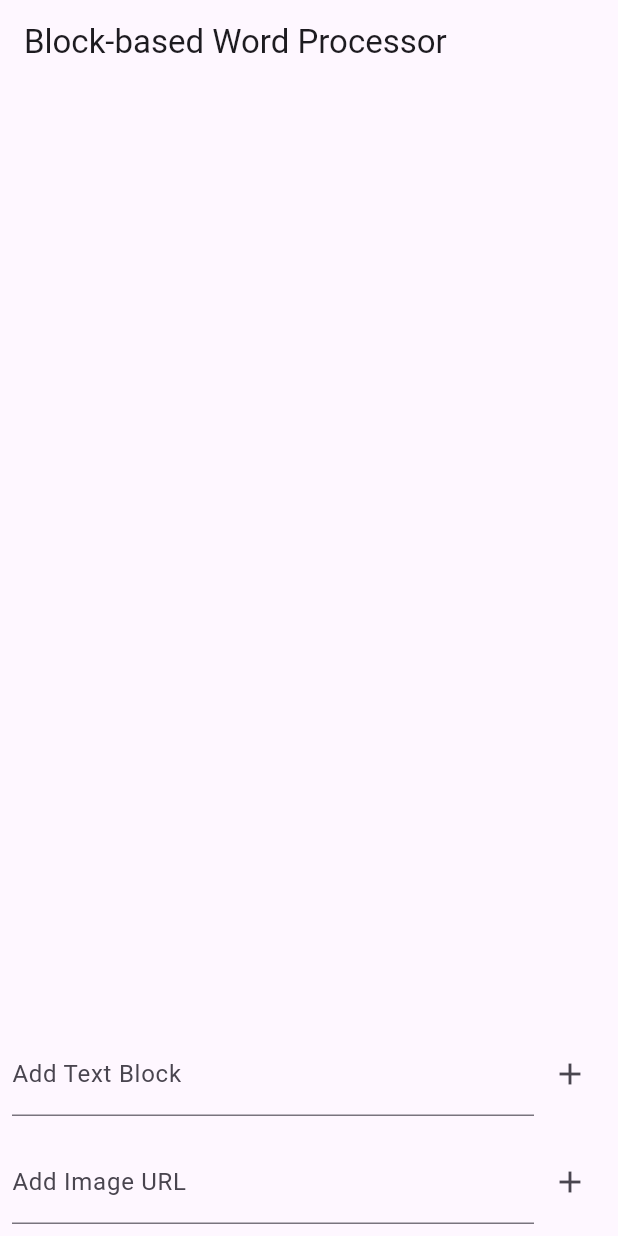
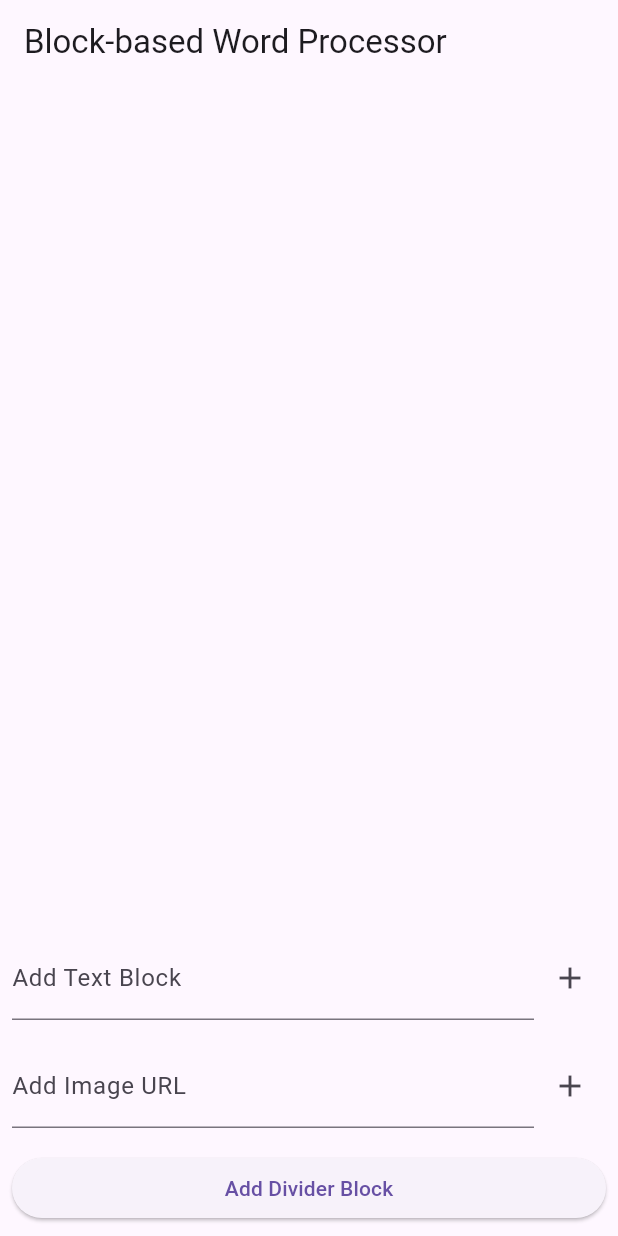
Before and after one commit to marccodesstuff/Trestle, a Flutter app: the screen it shows after launch, on a phone screen of 412 x 824 dp. Run offline on Flutter 3.47's test engine with Material 3 defaults, Android fonts, the phone set to English and light mode, and no system bars.

Commit message:
Added a divider block + image resizing

```diff
--- a/lib/main.dart
+++ b/lib/main.dart
@@ -1,7 +1,7 @@
 import 'package:flutter/material.dart';
 import 'package:provider/provider.dart';
 import 'providers/blocks_provider.dart';
-import 'models/block.dart';
+import 'models/block.dart'; // This is not being used since the application starts at the document immediately instead of the home screen
 
 void main() {
   runApp(MyApp());
@@ -47,62 +47,9 @@ class HomeScreen extends StatelessWidget {
                     for (final block in provider.blocks)
                       ListTile(
                         key: ValueKey(block.id),
-                        title: block.imageUrl != null
-                            ? Stack(
-                          children: [
-                            GestureDetector(
-                              onHorizontalDragUpdate: (details) {
-                                double newWidth = (block.width ?? 200.0) + details.delta.dx;
-                                if (newWidth > 50) {
-                                  provider.resizeImageBlock(block.id, newWidth);
-                                }
-                              },
-                              child: Image.network(
-                                block.imageUrl!,
-                                width: block.width,
-                              ),
-                            ),
-                            Positioned(
-                              left: 0,
-                              top: 0,
-                              bottom: 0,
-                              child: GestureDetector(
-                                behavior: HitTestBehavior.translucent,
-                                onHorizontalDragUpdate: (details) {
-                                  double newWidth = (block.width ?? 200.0) + details.delta.dx;
-                                  if (newWidth > 50) {
-                                    provider.resizeImageBlock(block.id, newWidth);
-                                  }
-                                },
-                                child: Container(
-                                  width: 10,
-                                  color: Colors.transparent,
-                                ),
-                              ),
-                            ),
-                            Positioned(
-                              right: 0,
-                              top: 0,
-                              bottom: 0,
-                              child: GestureDetector(
-                                behavior: HitTestBehavior.translucent,
-                                onHorizontalDragUpdate: (details) {
-                                  double newWidth = (block.width ?? 200.0) + details.delta.dx;
-                                  if (newWidth > 50) {
-                                    provider.resizeImageBlock(block.id, newWidth);
-                                  }
-                                },
-                                child: Container(
-                                  width: 10,
-                                  color: Colors.transparent,
-                                ),
-                              ),
-                            ),
-                          ],
-                        )
-                            : Text(block.content),
+                        title: _buildBlockContent(block, provider),
                         onTap: () {
-                          if (block.imageUrl == null) {
+                          if (block.type == BlockType.text) {
                             _controller.text = block.content;
                             showDialog(
                               context: context,
@@ -195,8 +142,90 @@ class HomeScreen extends StatelessWidget {
               ],
             ),
           ),
+          Padding(
+            padding: const EdgeInsets.all(8.0),
+            child: Row(
+              children: [
+                Expanded(
+                  child: ElevatedButton(
+                    onPressed: () {
+                      Provider.of<BlocksProvider>(context, listen: false)
+                          .addDividerBlock();
+                    },
+                    child: Text('Add Divider Block'),
+                  ),
+                ),
+              ],
+            ),
+          ),
         ],
       ),
     );
   }
+
+  Widget _buildBlockContent(Block block, BlocksProvider provider) {
+    switch (block.type) {
+      case BlockType.text:
+        return Text(block.content);
+      case BlockType.image:
+        return Stack(
+          children: [
+            GestureDetector(
+              onHorizontalDragUpdate: (details) {
+                double newWidth = (block.width ?? 200.0) + details.delta.dx;
+                if (newWidth > 50) {
+                  provider.resizeImageBlock(block.id, newWidth);
+                }
+              },
+              child: Center(
+                child: Image.network(
+                  block.imageUrl!,
+                  width: block.width,
+                ),
+              ),
+            ),
+            Positioned(
+              left: 0,
+              top: 0,
+              bottom: 0,
+              child: GestureDetector(
+                behavior: HitTestBehavior.translucent,
+                onHorizontalDragUpdate: (details) {
+                  double newWidth = (block.width ?? 200.0) + details.delta.dx;
+                  if (newWidth > 50) {
+                    provider.resizeImageBlock(block.id, newWidth);
+                  }
+                },
+                child: Container(
+                  width: 10,
+                  color: Colors.transparent,
+                ),
+              ),
+            ),
+            Positioned(
+              right: 0,
+              top: 0,
+              bottom: 0,
+              child: GestureDetector(
+                behavior: HitTestBehavior.translucent,
+                onHorizontalDragUpdate: (details) {
+                  double newWidth = (block.width ?? 200.0) + details.delta.dx;
+                  if (newWidth > 50) {
+                    provider.resizeImageBlock(block.id, newWidth);
+                  }
+                },
+                child: Container(
+                  width: 10,
+                  color: Colors.transparent,
+                ),
+              ),
+            ),
+          ],
+        );
+      case BlockType.divider:
+        return Divider();
+      default:
+        return SizedBox.shrink();
+    }
+  }
 }
--- a/lib/models/block.dart
+++ b/lib/models/block.dart
@@ -3,6 +3,13 @@ class Block {
   String content;
   String? imageUrl;
   double? width;
+  BlockType type;
 
-  Block({required this.id, required this.content, this.imageUrl, this.width});
+  Block({required this.id, required this.content, this.imageUrl, this.width, required this.type});
 }
+
+enum BlockType {
+  text,
+  image,
+  divider,
+}
--- a/lib/providers/blocks_provider.dart
+++ b/lib/providers/blocks_provider.dart
@@ -9,15 +9,36 @@ class BlocksProvider with ChangeNotifier {
   List<Block> get blocks => _blocks;
 
   void addTextBlock(String content) {
-    final block = Block(id: _uuid.v4(), content: content);
-    _blocks.add(block);
-    notifyListeners();
+    try {
+      final block = Block(id: _uuid.v4(), content: content, type: BlockType.text);
+      _blocks.add(block);
+      notifyListeners();
+    } catch (e) {
+      // Handle error
+      print('Error adding text block: $e');
+    }
+  }
+
+  void addDividerBlock() {
+    try {
+      final block = Block(id: _uuid.v4(), content: '', type: BlockType.divider);
+      _blocks.add(block);
+      notifyListeners();
+    } catch (e) {
+      // Handle error
+      print('Error adding divider block: $e');
+    }
   }
 
   void addImageBlock(String imageUrl) {
-    final block = Block(id: _uuid.v4(), content: '', imageUrl: imageUrl, width: 200.0);
-    _blocks.add(block);
-    notifyListeners();
+    try {
+      final block = Block(id: _uuid.v4(), content: '', imageUrl: imageUrl, width: 200.0, type: BlockType.image);
+      _blocks.add(block);
+      notifyListeners();
+    } catch (e) {
+      // Handle error
+      print('Error adding image block: $e');
+    }
   }
 
   void updateBlock(String id, String content) {
--- a/pubspec.yaml
+++ b/pubspec.yaml
@@ -16,6 +16,7 @@ dependencies:
   sqflite: ^2.3.0
   sqflite_common_ffi_web: ^0.4.0
   intl: ^0.18.1
+  google_fonts: ^3.0.1
 
 dev_dependencies:
   flutter_test:
```
